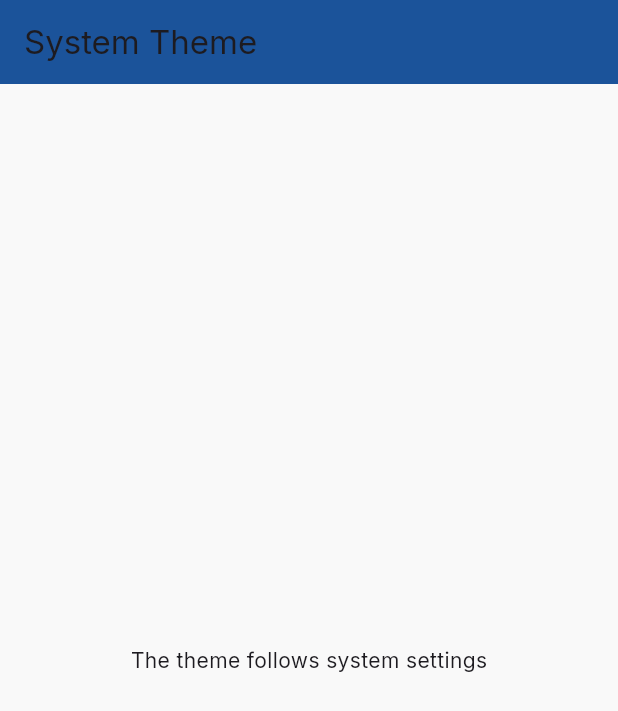
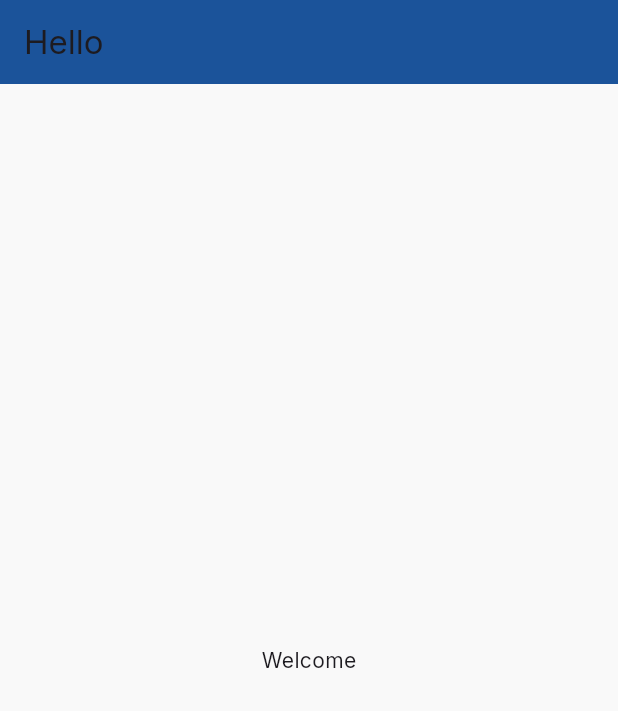
Before and after one commit to KaktusSd06/Authenticator-App, a Flutter app: the screen it shows after launch, on a phone screen of 412 x 824 dp. Shown: the top 711 px of the screen. Run offline on Flutter 3.47's test engine with Material 3 defaults, Android fonts, the light colour scheme and no system bars; our stand-ins replace flutter_bloc; generated files the repository leaves out were written again.

Commit message:
Add localization

```diff
--- /dev/null
+++ b/lib/l10n/app_en.arb
@@ -0,0 +1,5 @@
+{
+  "@@local": "en",
+  "hello": "Hello",
+  "welcome": "Welcome"
+}
--- /dev/null
+++ b/lib/l10n/app_uk.arb
@@ -0,0 +1,6 @@
+{
+  "@@local": "uk",
+  "hello": "Привіт",
+  "welcome": "Вітаю"
+
+}
--- /dev/null
+++ b/lib/logic/blocs/locale_cubit.dart
@@ -0,0 +1,20 @@
+import 'package:flutter/material.dart';
+import 'package:flutter_bloc/flutter_bloc.dart';
+
+class LocaleCubit extends Cubit<Locale> {
+  LocaleCubit() : super(_getInitialLocale());
+
+  static Locale _getInitialLocale() {
+    String systemLanguageCode = WidgetsBinding.instance!.window.locale.languageCode;
+
+    if (systemLanguageCode == 'uk') {
+      return const Locale('uk');
+    } else {
+      return const Locale('en');
+    }
+  }
+
+  void changeLocale(String languageCode) {
+    emit(Locale(languageCode));
+  }
+}
--- a/lib/main.dart
+++ b/lib/main.dart
@@ -1,19 +1,35 @@
 import 'package:flutter/material.dart';
+import 'package:flutter_bloc/flutter_bloc.dart';
 import 'core/config/theme.dart';
+import 'logic/blocs/locale_cubit.dart';
+import 'package:flutter_gen/gen_l10n/app_localizations.dart';
+
 
 void main() {
-  runApp(MyApp());
+  runApp(
+    BlocProvider(
+      create: (_) => LocaleCubit(),
+      child: MyApp(),
+    ),
+  );
 }
 
 class MyApp extends StatelessWidget {
   @override
   Widget build(BuildContext context) {
+    return BlocBuilder<LocaleCubit, Locale>(
+      builder: (context, locale) {
         return MaterialApp(
           debugShowCheckedModeBanner: false,
           theme: lightTheme,
           darkTheme: darkTheme,
           themeMode: ThemeMode.system,
+          locale: locale,
+          supportedLocales: AppLocalizations.supportedLocales,
+          localizationsDelegates: AppLocalizations.localizationsDelegates,
           home: HomePage(),
+        );
+      },
     );
   }
 }
@@ -22,9 +38,14 @@
   @override
   Widget build(BuildContext context) {
     return Scaffold(
-      appBar: AppBar(title: Text("System Theme")),
+      appBar: AppBar(title: Text(AppLocalizations.of(context)!.hello)),
       body: Center(
-        child: Text("The theme follows system settings"),
+        child: Column(
+          mainAxisAlignment: MainAxisAlignment.center,
+          children: [
+            Text(AppLocalizations.of(context)!.welcome),
+          ],
+        ),
       ),
     );
   }
```
Also changed, not shown: pubspec.yaml (+16 -1 lines), lib/generated/intl/messages_all.dart (added), lib/generated/intl/messages_en.dart (added), lib/generated/l10n.dart (added), pubspec.lock, 5 other files. Lines whose indentation alone changed are shown as unchanged.
